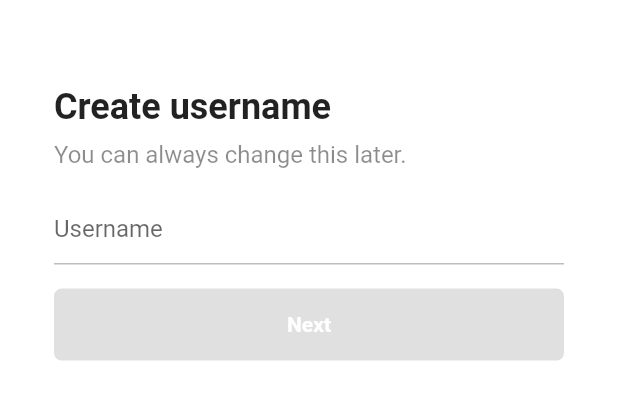
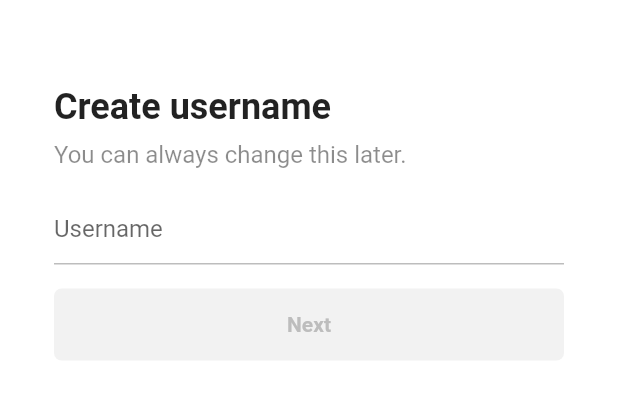
Before and after one commit to LunaGeonWoo/tiktok_clone, a Flutter app: the UsernameScreen screen opened directly, on a phone screen of 412 x 824 dp, the part 58-478 px from its top. Run offline on Flutter 3.47's test engine with Material 2 defaults, Android fonts, the phone set to English and light mode, and no system bars; our stand-ins replace font_awesome_flutter.

Commit message:
create form button

```diff
--- a/lib/features/authentication/username_screen.dart
+++ b/lib/features/authentication/username_screen.dart
@@ -1,6 +1,8 @@
 import 'package:flutter/material.dart';
 import 'package:tiktok_clone/constants/gaps.dart';
 import 'package:tiktok_clone/constants/sizes.dart';
+import 'package:tiktok_clone/features/authentication/email_screen.dart';
+import 'package:tiktok_clone/features/authentication/widgets/form_button.dart';
 
 class UsernameScreen extends StatefulWidget {
   const UsernameScreen({super.key});
@@ -21,6 +23,21 @@ class _UsernameScreenState extends State<UsernameScreen> {
         _username = _usernameController.text;
       });
     });
+  }
+
+  @override
+  void dispose() {
+    _usernameController.dispose();
+    super.dispose();
+  }
+
+  void _onNextTap() {
+    if (_username.isEmpty) return;
+    Navigator.of(context).push(
+      MaterialPageRoute(
+        builder: (context) => const EmailScreen(),
+      ),
+    );
   }
 
   @override
@@ -74,28 +91,9 @@ class _UsernameScreenState extends State<UsernameScreen> {
               cursorColor: Theme.of(context).primaryColor,
             ),
             Gaps.v16,
-            FractionallySizedBox(
-              widthFactor: 1,
-              child: AnimatedContainer(
-                padding: const EdgeInsets.symmetric(
-                  vertical: Sizes.size16,
-                ),
-                decoration: BoxDecoration(
-                  borderRadius: BorderRadius.circular(Sizes.size5),
-                  color: _username.isEmpty
-                      ? Colors.grey.shade300
-                      : Theme.of(context).primaryColor,
-                ),
-                duration: const Duration(milliseconds: 300),
-                child: const Text(
-                  "Next",
-                  textAlign: TextAlign.center,
-                  style: TextStyle(
-                    color: Colors.white,
-                    fontWeight: FontWeight.w600,
-                  ),
-                ),
-              ),
+            FormButton(
+              disabled: _username.isEmpty,
+              onPressed: _onNextTap,
             )
           ],
         ),
--- /dev/null
+++ b/lib/features/authentication/widgets/form_button.dart
@@ -0,0 +1,47 @@
+import 'package:flutter/material.dart';
+
+import '../../../constants/sizes.dart';
+
+class FormButton extends StatelessWidget {
+  final bool disabled;
+  final VoidCallback onPressed;
+
+  const FormButton({
+    super.key,
+    required this.disabled,
+    required this.onPressed,
+  });
+
+  @override
+  Widget build(BuildContext context) {
+    return GestureDetector(
+      onTap: onPressed,
+      child: FractionallySizedBox(
+        widthFactor: 1,
+        child: AnimatedContainer(
+          padding: const EdgeInsets.symmetric(
+            vertical: Sizes.size16,
+          ),
+          decoration: BoxDecoration(
+            borderRadius: BorderRadius.circular(Sizes.size5),
+            color: disabled
+                ? Colors.black.withAlpha(13)
+                : Theme.of(context).primaryColor,
+          ),
+          duration: const Duration(milliseconds: 300),
+          child: AnimatedDefaultTextStyle(
+            style: TextStyle(
+              color: disabled ? Colors.grey.shade400 : Colors.white,
+              fontWeight: FontWeight.w600,
+            ),
+            duration: const Duration(milliseconds: 300),
+            child: const Text(
+              "Next",
+              textAlign: TextAlign.center,
+            ),
+          ),
+        ),
+      ),
+    );
+  }
+}
```
Also changed, not shown: lib/features/authentication/email_screen.dart (+83 -43 lines).
